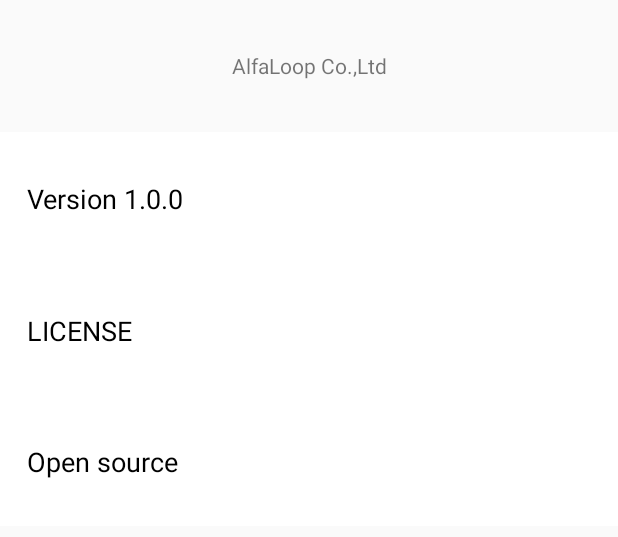
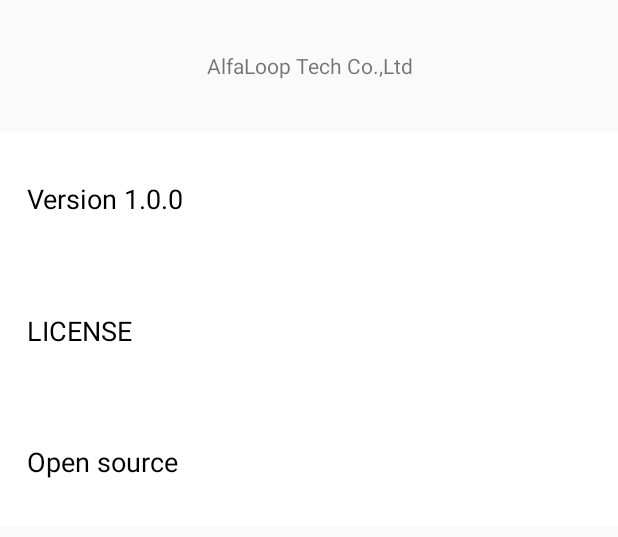
Before and after one commit to AlfaLoop/alfainsole, an Android app: the AboutActivity screen opened directly, with no data from a screen before it, on a phone screen of 412 x 824 dp, the part 264-801 px from its top. Run offline under Robolectric (Android 15) with nearby library versions, the phone set to English and light mode, and no system bars.

Commit message:
UPDATE company full name

```diff
--- a/app/src/main/res/values/strings.xml
+++ b/app/src/main/res/values/strings.xml
@@ -1,7 +1,7 @@
 <resources>
     <string name="app_name">AlfaInsole</string>
 
-    <string name="app_company_name">AlfaLoop Co.,Ltd</string>
+    <string name="app_company_name">AlfaLoop Tech Co.,Ltd</string>
     <string name="app_company_copyright">Copyright©2018 AlfaLoop</string>
     <string name="title_about_version">　Version 1.0.0</string>
     <string name="title_about_license">　LICENSE</string>
```
Also changed, not shown: 1 other file.
